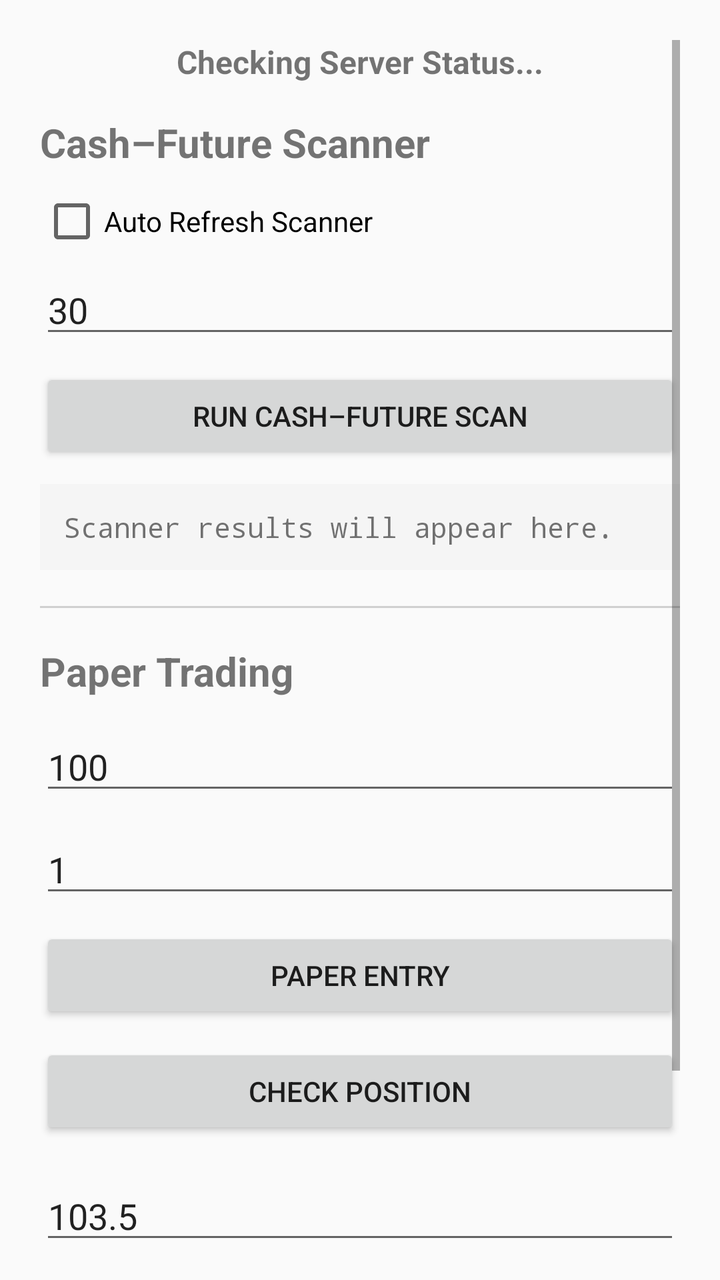
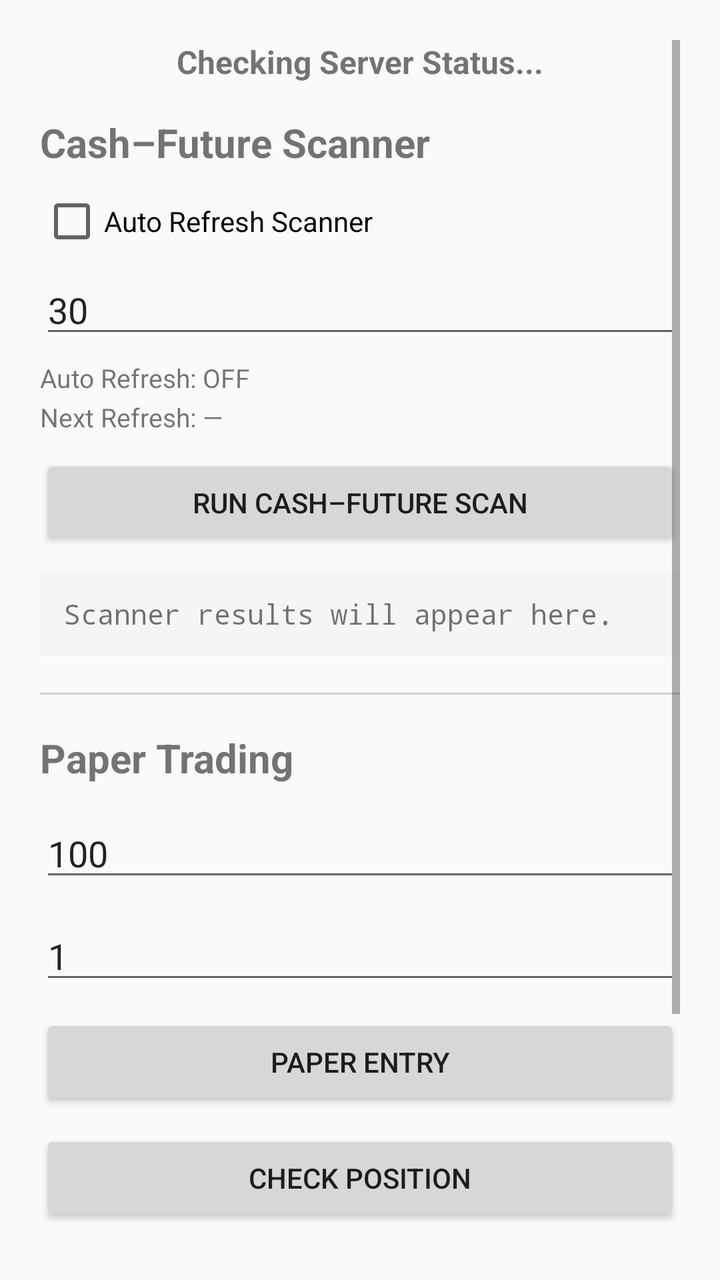

An Android layout rendered at two revisions. The XML below is the earlier revision; the diff shows what the commit changed to produce the second picture.
<!-- AndroidManifest.xml: application theme Theme.AppCompat.DayNight.DarkActionBar -->
<!-- res/layout/activity_main.xml -->
<?xml version="1.0" encoding="utf-8"?>
<ScrollView xmlns:android="http://schemas.android.com/apk/res/android" android:layout_width="match_parent" android:layout_height="match_parent" android:padding="20dp">
    <LinearLayout android:layout_width="match_parent" android:layout_height="wrap_content" android:orientation="vertical">
        <TextView android:id="@+id/tvStatus" android:layout_width="match_parent" android:layout_height="wrap_content" android:text="Checking Server Status..." android:textSize="16sp" android:textStyle="bold" android:gravity="center" android:paddingBottom="16dp" />
        <TextView android:layout_width="match_parent" android:layout_height="wrap_content" android:text="Cash–Future Scanner" android:textSize="20sp" android:textStyle="bold" android:paddingBottom="10dp" />
        <CheckBox android:id="@+id/cbScannerAutoRefresh" android:layout_width="match_parent" android:layout_height="wrap_content" android:text="Auto Refresh Scanner" android:layout_marginBottom="6dp" />
        <EditText android:id="@+id/etScannerRefreshSeconds" android:layout_width="match_parent" android:layout_height="wrap_content" android:hint="Refresh seconds (10–300)" android:inputType="number" android:text="30" android:layout_marginBottom="10dp" />
        <Button android:id="@+id/btnRunScanner" android:layout_width="match_parent" android:layout_height="wrap_content" android:text="RUN CASH–FUTURE SCAN" android:layout_marginBottom="10dp" />
        <TextView android:id="@+id/tvScannerResult" android:layout_width="match_parent" android:layout_height="wrap_content" android:text="Scanner results will appear here." android:textSize="14sp" android:fontFamily="monospace" android:textIsSelectable="true" android:background="#F5F5F5" android:padding="12dp" android:layout_marginBottom="18dp" />
        <View android:layout_width="match_parent" android:layout_height="1dp" android:background="#D0D0D0" android:layout_marginBottom="18dp" />
        <TextView android:layout_width="match_parent" android:layout_height="wrap_content" android:text="Paper Trading" android:textSize="20sp" android:textStyle="bold" android:paddingBottom="12dp" />
        <EditText android:id="@+id/etEntryPrice" android:layout_width="match_parent" android:layout_height="wrap_content" android:hint="Entry Price" android:inputType="numberDecimal" android:text="100" android:layout_marginBottom="10dp" />
        <EditText android:id="@+id/etQuantity" android:layout_width="match_parent" android:layout_height="wrap_content" android:hint="Quantity" android:inputType="numberDecimal" android:text="1" android:layout_marginBottom="10dp" />
        <Button android:id="@+id/btnPaperEntry" android:layout_width="match_parent" android:layout_height="wrap_content" android:text="PAPER ENTRY" android:layout_marginBottom="10dp" />
        <Button android:id="@+id/btnPaperPosition" android:layout_width="match_parent" android:layout_height="wrap_content" android:text="CHECK POSITION" android:layout_marginBottom="16dp" />
        <EditText android:id="@+id/etExitPrice" android:layout_width="match_parent" android:layout_height="wrap_content" android:hint="Exit Price" android:inputType="numberDecimal" android:text="103.5" android:layout_marginBottom="10dp" />
        <Button android:id="@+id/btnPaperExit" android:layout_width="match_parent" android:layout_height="wrap_content" android:text="PAPER EXIT" android:layout_marginBottom="16dp" />
        <TextView android:id="@+id/tvPaperResult" android:layout_width="match_parent" android:layout_height="wrap_content" android:text="Paper trading status will appear here." android:textSize="15sp" android:background="#F5F5F5" android:padding="12dp" />
    </LinearLayout>
</ScrollView>
<!-- resources referenced by this layout -->
<resources>

</resources>

<!-- the commit's change to res/layout/activity_main.xml (unified diff, before → after) -->
@@ -4,7 +4,9 @@
         <TextView android:id="@+id/tvStatus" android:layout_width="match_parent" android:layout_height="wrap_content" android:text="Checking Server Status..." android:textSize="16sp" android:textStyle="bold" android:gravity="center" android:paddingBottom="16dp" />
         <TextView android:layout_width="match_parent" android:layout_height="wrap_content" android:text="Cash–Future Scanner" android:textSize="20sp" android:textStyle="bold" android:paddingBottom="10dp" />
         <CheckBox android:id="@+id/cbScannerAutoRefresh" android:layout_width="match_parent" android:layout_height="wrap_content" android:text="Auto Refresh Scanner" android:layout_marginBottom="6dp" />
-        <EditText android:id="@+id/etScannerRefreshSeconds" android:layout_width="match_parent" android:layout_height="wrap_content" android:hint="Refresh seconds (10–300)" android:inputType="number" android:text="30" android:layout_marginBottom="10dp" />
+        <EditText android:id="@+id/etScannerRefreshSeconds" android:layout_width="match_parent" android:layout_height="wrap_content" android:hint="Refresh seconds (10–300)" android:inputType="number" android:text="30" android:layout_marginBottom="6dp" />
+        <TextView android:id="@+id/tvScannerAutoRefreshStatus" android:layout_width="match_parent" android:layout_height="wrap_content" android:text="Auto Refresh: OFF" android:textSize="13sp" android:layout_marginBottom="2dp" />
+        <TextView android:id="@+id/tvScannerNextRefresh" android:layout_width="match_parent" android:layout_height="wrap_content" android:text="Next Refresh: —" android:textSize="13sp" android:layout_marginBottom="10dp" />
         <Button android:id="@+id/btnRunScanner" android:layout_width="match_parent" android:layout_height="wrap_content" android:text="RUN CASH–FUTURE SCAN" android:layout_marginBottom="10dp" />
         <TextView android:id="@+id/tvScannerResult" android:layout_width="match_parent" android:layout_height="wrap_content" android:text="Scanner results will appear here." android:textSize="14sp" android:fontFamily="monospace" android:textIsSelectable="true" android:background="#F5F5F5" android:padding="12dp" android:layout_marginBottom="18dp" />
         <View android:layout_width="match_parent" android:layout_height="1dp" android:background="#D0D0D0" android:layout_marginBottom="18dp" />
